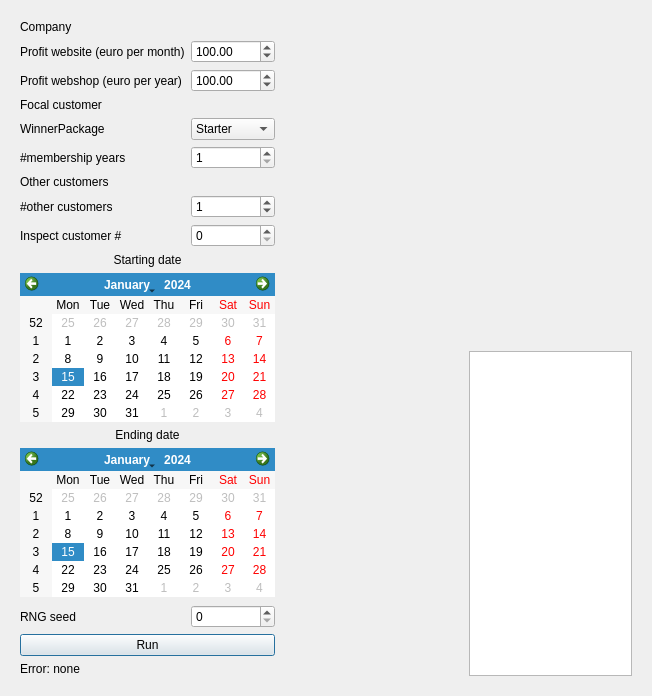
First picture: the form in qtinvestigatemyclickwinnersmaindialog.ui, repository richelbilderbeek/InvestigateMyClickWinners, before the edit.
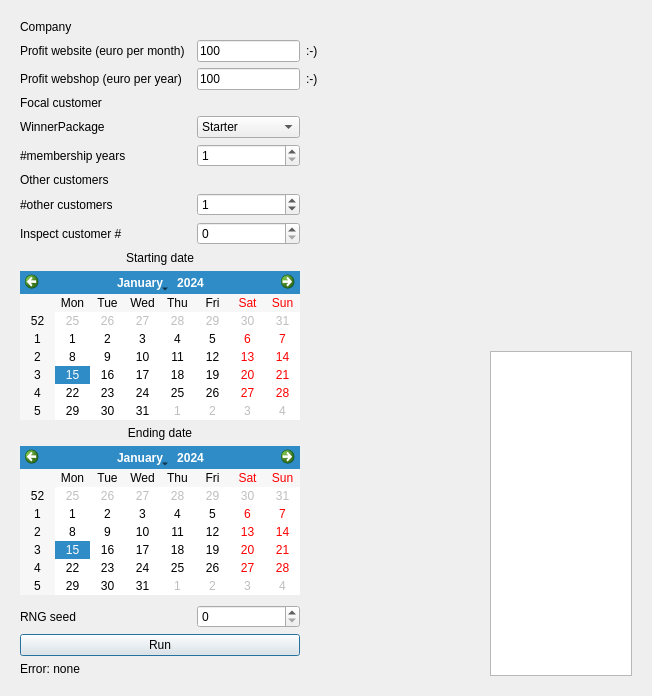
Second picture: the form after the edit. Custom widgets are drawn as their Qt base class.

The edit to the form file:
```diff
--- a/qtinvestigatemyclickwinnersmaindialog.ui
+++ b/qtinvestigatemyclickwinnersmaindialog.ui
@@ -17,78 +17,14 @@
    <item>
     <widget class="QWidget" name="widget" native="true">
      <layout class="QGridLayout" name="gridLayout">
-      <item row="1" column="1">
-       <widget class="QDoubleSpinBox" name="box_profit_website_euro_per_month">
-        <property name="decimals">
-         <number>2</number>
-        </property>
-        <property name="maximum">
-         <double>1000000.000000000000000</double>
-        </property>
-        <property name="value">
-         <double>100.000000000000000</double>
-        </property>
-       </widget>
-      </item>
-      <item row="6" column="0" colspan="2">
-       <widget class="QLabel" name="label_other_customer">
-        <property name="text">
-         <string>Other customers</string>
-        </property>
-       </widget>
-      </item>
-      <item row="8" column="1">
-       <widget class="QSpinBox" name="box_n_other_customers">
-        <property name="maximum">
-         <number>1000000</number>
-        </property>
-        <property name="value">
-         <number>1</number>
-        </property>
-       </widget>
-      </item>
-      <item row="10" column="0" colspan="2">
-       <widget class="QLabel" name="label_starting_date">
-        <property name="text">
-         <string>Starting date</string>
-        </property>
-        <property name="alignment">
-         <set>Qt::AlignCenter</set>
-        </property>
-       </widget>
-      </item>
-      <item row="16" column="0" colspan="2">
-       <widget class="QPushButton" name="button_run">
-        <property name="text">
-         <string>Run</string>
-        </property>
-       </widget>
-      </item>
-      <item row="0" column="0" colspan="2">
-       <widget class="QLabel" name="label_company">
-        <property name="text">
-         <string>Company</string>
-        </property>
-       </widget>
-      </item>
-      <item row="5" column="0">
+      <item row="6" column="0">
        <widget class="QLabel" name="label_n_membership_years">
         <property name="text">
          <string>#membership years</string>
         </property>
        </widget>
       </item>
-      <item row="15" column="0">
-       <widget class="QLabel" name="label_rng_seed">
-        <property name="toolTip">
-         <string>Determines all random events</string>
-        </property>
-        <property name="text">
-         <string>RNG seed</string>
-        </property>
-       </widget>
-      </item>
-      <item row="5" column="1">
+      <item row="6" column="2">
        <widget class="QSpinBox" name="box_n_membership_years">
         <property name="minimum">
          <number>1</number>
@@ -98,28 +34,41 @@
         </property>
        </widget>
       </item>
-      <item row="8" column="0">
-       <widget class="QLabel" name="label_n_other_customers">
+      <item row="3" column="3">
+       <widget class="QLabel" name="check_profit_webshop">
         <property name="text">
-         <string>#other customers</string>
+         <string>:-)</string>
         </property>
        </widget>
       </item>
-      <item row="1" column="0">
-       <widget class="QLabel" name="label_profit_website">
+      <item row="5" column="0">
+       <widget class="QLabel" name="label_winner_package">
         <property name="text">
-         <string>Profit website (euro per month)</string>
+         <string>WinnerPackage</string>
         </property>
        </widget>
       </item>
-      <item row="3" column="0" colspan="2">
+      <item row="10" column="2">
+       <widget class="QSpinBox" name="box_inspect_customer_index"/>
+      </item>
+      <item row="4" column="0" colspan="3">
        <widget class="QLabel" name="label_focal_customer">
         <property name="text">
          <string>Focal customer</string>
         </property>
        </widget>
       </item>
-      <item row="4" column="1">
+      <item row="16" column="2">
+       <widget class="QSpinBox" name="box_rng_seed"/>
+      </item>
+      <item row="2" column="0">
+       <widget class="QLabel" name="label_profit_website">
+        <property name="text">
+         <string>Profit website (euro per month)</string>
+        </property>
+       </widget>
+      </item>
+      <item row="5" column="2">
        <widget class="QComboBox" name="box_winner_package">
         <item>
          <property name="text">
@@ -153,14 +102,17 @@
         </item>
        </widget>
       </item>
-      <item row="4" column="0">
-       <widget class="QLabel" name="label_winner_package">
-        <property name="text">
-         <string>WinnerPackage</string>
+      <item row="9" column="2">
+       <widget class="QSpinBox" name="box_n_other_customers">
+        <property name="maximum">
+         <number>1000000</number>
+        </property>
+        <property name="value">
+         <number>1</number>
         </property>
        </widget>
       </item>
-      <item row="14" column="0">
+      <item row="15" column="0">
        <spacer name="verticalSpacer">
         <property name="orientation">
          <enum>Qt::Vertical</enum>
@@ -173,17 +125,7 @@
         </property>
        </spacer>
       </item>
-      <item row="2" column="0">
-       <widget class="QLabel" name="label_profit_webshop">
-        <property name="text">
-         <string>Profit webshop (euro per year)</string>
-        </property>
-       </widget>
-      </item>
-      <item row="13" column="0" colspan="2">
-       <widget class="QCalendarWidget" name="calendar_end"/>
-      </item>
-      <item row="12" column="0" colspan="2">
+      <item row="13" column="0" colspan="3">
        <widget class="QLabel" name="label_ending_date">
         <property name="text">
          <string>Ending date</string>
@@ -193,39 +135,102 @@
         </property>
        </widget>
       </item>
-      <item row="11" column="0" colspan="2">
-       <widget class="QCalendarWidget" name="calendar_start"/>
-      </item>
-      <item row="17" column="0" colspan="2">
-       <widget class="QLabel" name="label_error">
+      <item row="7" column="0" colspan="3">
+       <widget class="QLabel" name="label_other_customer">
         <property name="text">
-         <string>Error: none</string>
+         <string>Other customers</string>
         </property>
        </widget>
       </item>
-      <item row="9" column="1">
-       <widget class="QSpinBox" name="box_inspect_customer_index"/>
-      </item>
-      <item row="15" column="1">
-       <widget class="QSpinBox" name="box_rng_seed"/>
-      </item>
-      <item row="2" column="1">
-       <widget class="QDoubleSpinBox" name="box_profit_webshop_euro_per_year">
-        <property name="maximum">
-         <double>1000000.000000000000000</double>
-        </property>
-        <property name="value">
-         <double>100.000000000000000</double>
-        </property>
-       </widget>
+      <item row="14" column="0" colspan="3">
+       <widget class="QCalendarWidget" name="calendar_end"/>
       </item>
       <item row="9" column="0">
+       <widget class="QLabel" name="label_n_other_customers">
+        <property name="text">
+         <string>#other customers</string>
+        </property>
+       </widget>
+      </item>
+      <item row="3" column="2">
+       <widget class="QLineEdit" name="edit_profit_webshop_euro_per_year">
+        <property name="text">
+         <string>100</string>
+        </property>
+       </widget>
+      </item>
+      <item row="10" column="0">
        <widget class="QLabel" name="label_inspect_customer_index">
         <property name="text">
          <string>Inspect customer #</string>
         </property>
        </widget>
       </item>
+      <item row="12" column="0" colspan="3">
+       <widget class="QCalendarWidget" name="calendar_start"/>
+      </item>
+      <item row="16" column="0">
+       <widget class="QLabel" name="label_rng_seed">
+        <property name="toolTip">
+         <string>Determines all random events</string>
+        </property>
+        <property name="text">
+         <string>RNG seed</string>
+        </property>
+       </widget>
+      </item>
+      <item row="3" column="0">
+       <widget class="QLabel" name="label_profit_webshop">
+        <property name="text">
+         <string>Profit webshop (euro per year)</string>
+        </property>
+       </widget>
+      </item>
+      <item row="2" column="2">
+       <widget class="QLineEdit" name="edit_profit_website_euro_per_month">
+        <property name="text">
+         <string>100</string>
+        </property>
+       </widget>
+      </item>
+      <item row="18" column="0" colspan="3">
+       <widget class="QLabel" name="label_error">
+        <property name="text">
+         <string>Error: none</string>
+        </property>
+       </widget>
+      </item>
+      <item row="2" column="3">
+       <widget class="QLabel" name="check_profit_website">
+        <property name="text">
+         <string>:-)</string>
+        </property>
+       </widget>
+      </item>
+      <item row="11" column="0" colspan="3">
+       <widget class="QLabel" name="label_starting_date">
+        <property name="text">
+         <string>Starting date</string>
+        </property>
+        <property name="alignment">
+         <set>Qt::AlignCenter</set>
+        </property>
+       </widget>
+      </item>
+      <item row="17" column="0" colspan="3">
+       <widget class="QPushButton" name="button_run">
+        <property name="text">
+         <string>Run</string>
+        </property>
+       </widget>
+      </item>
+      <item row="0" column="0" colspan="3">
+       <widget class="QLabel" name="label_company">
+        <property name="text">
+         <string>Company</string>
+        </property>
+       </widget>
+      </item>
      </layout>
     </widget>
    </item>
```
Left out of the diff: 2 changed lines with no effect on the pictures.
